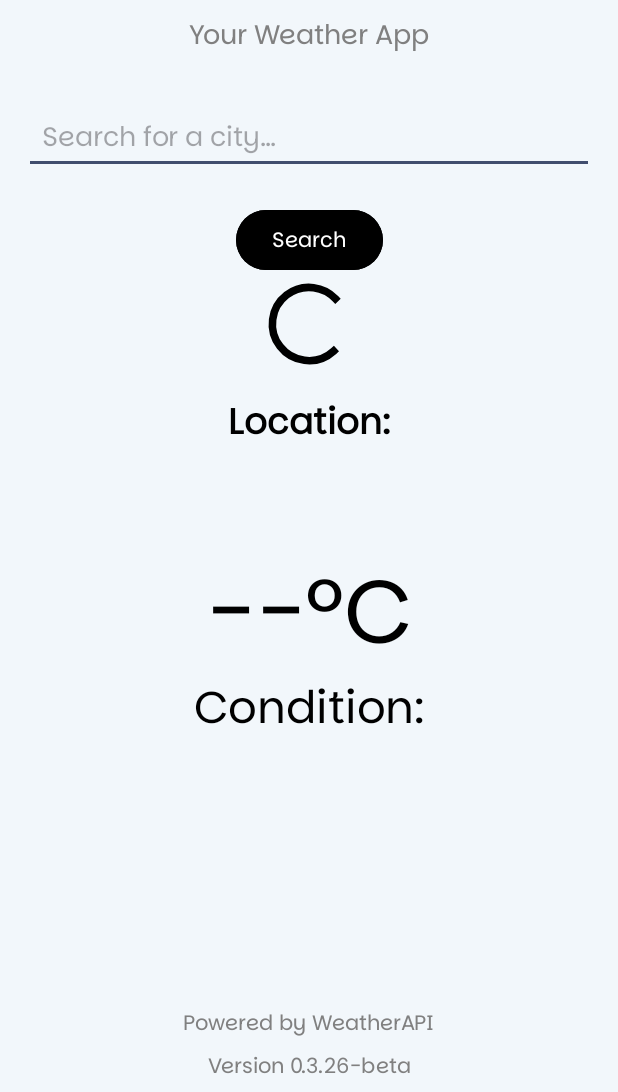
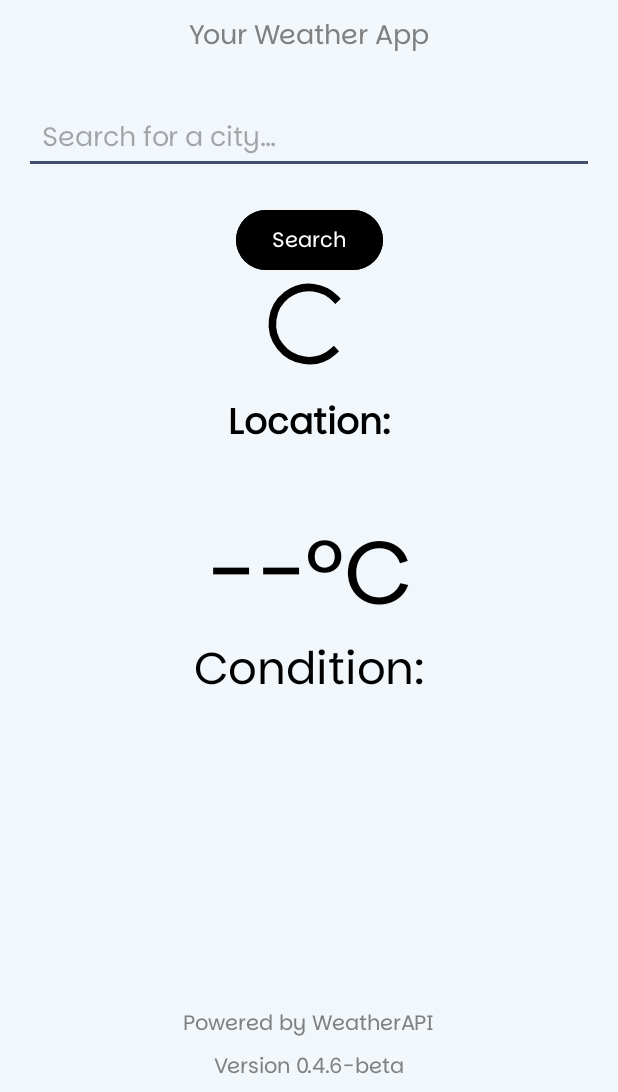
Before and after one commit to aaronrojas32/Climo, an Android app: the screen it shows after launch (MainActivity), on a phone screen of 412 x 824 dp, the part 144-1236 px from its top. Run offline under Robolectric (Android 15) with nearby library versions, the light colour scheme and no system bars; pictures from the network do not load.

Commit message:
UI improvement and version 0.4.6-beta setup

```diff
--- a/app/build.gradle.kts
+++ b/app/build.gradle.kts
@@ -11,7 +11,7 @@ android {
         minSdk = 24
         targetSdk = 34
         versionCode = 1
-        versionName = "0.3.26"
+        versionName = "0.4.3"
 
         testInstrumentationRunner = "androidx.test.runner.AndroidJUnitRunner"
     }
--- a/app/src/main/res/layout/activity_main.xml
+++ b/app/src/main/res/layout/activity_main.xml
@@ -35,27 +35,27 @@
         app:layout_constraintEnd_toEndOf="parent"
         app:layout_constraintStart_toStartOf="parent"/>
 
-    <!-- Weather Icon -->
     <!-- Vertical Guideline for spacing -->
     <androidx.constraintlayout.widget.Guideline
         android:id="@+id/guideline"
         android:layout_width="wrap_content"
         android:layout_height="wrap_content"
         android:orientation="horizontal"
-        app:layout_constraintGuide_percent="0.4"/>
+        app:layout_constraintGuide_percent="0.4" />
 
     <!-- Weather Icon -->
     <ImageView
         android:id="@+id/weatherIcon"
-        android:layout_width="100dp"
-        android:layout_height="100dp"
-        android:layout_marginTop="16dp"
+        android:layout_width="80dp"
+        android:layout_height="80dp"
+        android:layout_marginTop="10dp"
         android:scaleType="fitCenter"
         app:layout_constraintTop_toBottomOf="@id/locationName"
         app:layout_constraintStart_toStartOf="parent"
         app:layout_constraintEnd_toEndOf="parent"
         app:layout_constraintTop_toTopOf="@id/guideline"
         android:contentDescription="@string/weather_icon_desc" />
+
 
     <!-- Temperature Display -->
     <TextView
@@ -140,20 +140,17 @@
         app:layout_constraintStart_toStartOf="parent"/>
 
     <!-- Forecast Container: 3-Day Forecast occupies full width -->
-    <HorizontalScrollView
+    <LinearLayout
+        android:id="@+id/forecastContainer"
         android:layout_width="match_parent"
         android:layout_height="wrap_content"
+        android:orientation="horizontal"
+        android:paddingHorizontal="8dp"
         app:layout_constraintTop_toBottomOf="@id/condition"
         app:layout_constraintStart_toStartOf="parent"
         app:layout_constraintEnd_toEndOf="parent">
+    </LinearLayout>
 
-        <LinearLayout
-            android:id="@+id/forecastContainer"
-            android:layout_width="wrap_content"
-            android:layout_height="wrap_content"
-            android:orientation="horizontal"
-            android:paddingHorizontal="8dp"/>
-    </HorizontalScrollView>
 
     <!-- Footer -->
     <TextView
--- a/app/src/main/res/layout/item_forecast.xml
+++ b/app/src/main/res/layout/item_forecast.xml
@@ -2,9 +2,10 @@
 <androidx.cardview.widget.CardView
     xmlns:android="http://schemas.android.com/apk/res/android"
     xmlns:app="http://schemas.android.com/apk/res-auto"
-    android:layout_width="160dp"
+    android:layout_width="0dp"
     android:layout_height="200dp"
     android:layout_margin="8dp"
+    android:layout_weight="1"
     app:cardCornerRadius="8dp"
     app:cardElevation="4dp">
 
--- a/app/src/main/res/values/strings.xml
+++ b/app/src/main/res/values/strings.xml
@@ -4,7 +4,7 @@
     <string name="search">Search for a city…</string>
     <string name="search_button">Search</string>
     <string name="powered_by_weatherapi">Powered by WeatherAPI</string>
-    <string name="app_version">Version 0.3.26-beta</string>
+    <string name="app_version">Version 0.4.6-beta</string>
     <string name="temp_preview">--ºC</string>
     <string name="condition">Condition: </string>
     <string name="location_name">Location: </string>
```
